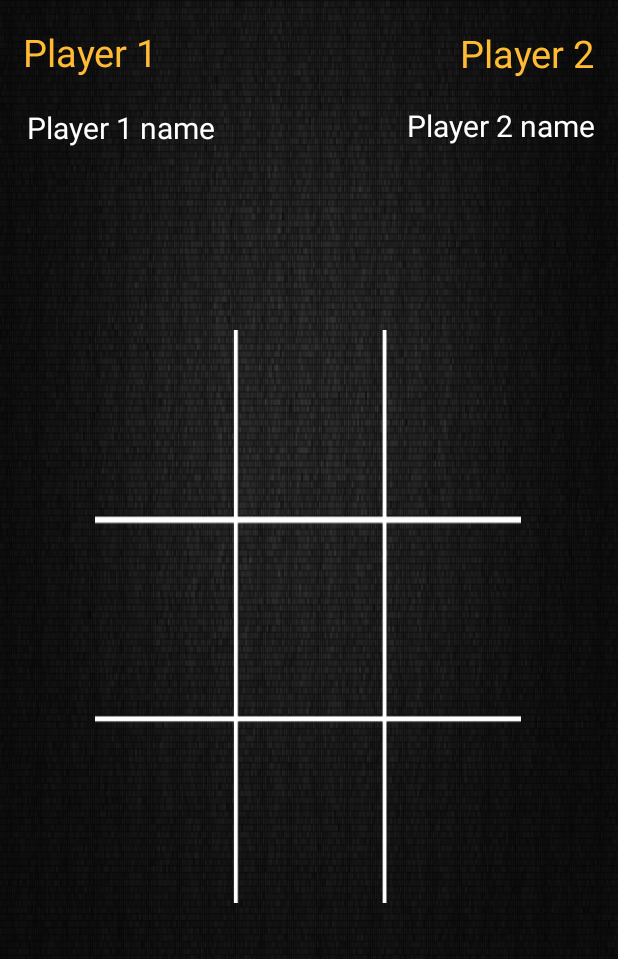
After one commit to aashish2604/TicTacToe, an Android app: the layout activity_online_game.xml on its own in the app's theme, with its tools: preview values and no code run, on a phone screen of 412 x 824 dp. The commit adds this screen. Shown: the top 959 px of the screen. Run offline under Robolectric (Android 15) with nearby library versions, the phone set to English and light mode, and no system bars.

Commit message:
Did as much progress as possible

```diff
--- a/app/src/main/AndroidManifest.xml
+++ b/app/src/main/AndroidManifest.xml
@@ -13,7 +13,8 @@
         android:roundIcon="@mipmap/ic_launcher_round"
         android:supportsRtl="true"
         android:theme="@style/Theme.TicTacToe">
-        <activity android:name=".Game"></activity>
+        <activity android:name=".OnlineGame"></activity>
+        <activity android:name=".Game" />
         <activity android:name=".SetupActivity" />
         <activity android:name=".NewBlogPost" />
         <activity
--- a/app/src/main/java/com/example/tictactoe/AdapterFrag1.java
+++ b/app/src/main/java/com/example/tictactoe/AdapterFrag1.java
@@ -70,11 +70,6 @@ public class AdapterFrag1 extends FirebaseRecyclerAdapter<ModelFrag1,AdapterFrag
 
                     v.getContext().startActivity(new Intent(v.getContext(),Game.class));
 
-
-                    DatabaseReference myRef;
-                    myRef = FirebaseDatabase.getInstance().getReference().child("Requests");
-                    myRef.child(currentUid).getRef().removeValue();
-
                 }
             });
 
--- /dev/null
+++ b/app/src/main/res/layout/activity_online_game.xml
@@ -0,0 +1,240 @@
+<?xml version="1.0" encoding="utf-8"?>
+<androidx.constraintlayout.widget.ConstraintLayout xmlns:android="http://schemas.android.com/apk/res/android"
+    xmlns:app="http://schemas.android.com/apk/res-auto"
+    xmlns:tools="http://schemas.android.com/tools"
+    android:layout_width="match_parent"
+    android:layout_height="match_parent"
+    android:background="@drawable/gamebackground"
+    tools:context=".Game">
+
+    <TableLayout
+        android:id="@+id/game_table"
+        android:layout_width="284dp"
+        android:layout_height="382dp"
+        android:background="@drawable/tictactoeboard"
+        app:layout_constraintBottom_toBottomOf="parent"
+        app:layout_constraintEnd_toEndOf="parent"
+        app:layout_constraintHorizontal_bias="0.496"
+        app:layout_constraintStart_toStartOf="parent"
+        app:layout_constraintTop_toTopOf="parent"
+        app:layout_constraintVertical_bias="0.498">
+
+        <TableRow
+            android:layout_width="match_parent"
+            android:layout_height="match_parent"
+            android:layout_margin="3dp">
+
+            <ImageView
+                android:id="@+id/iv_11"
+                android:layout_margin="3dp"
+                android:layout_width="84dp"
+                android:layout_height="120dp"
+                android:onClick="GameBoardClick"
+                tools:ignore="OnClick" />
+
+            <ImageView
+                android:id="@+id/iv_12"
+                android:layout_margin="3dp"
+                android:layout_width="93dp"
+                android:layout_height="120dp"
+                android:onClick="GameBoardClick"
+                tools:ignore="OnClick" />
+
+            <ImageView
+                android:id="@+id/iv_13"
+                android:layout_margin="3dp"
+                android:layout_width="84dp"
+                android:layout_height="120dp"
+                android:onClick="GameBoardClick"
+                tools:ignore="OnClick" />
+
+        </TableRow>
+
+        <TableRow
+            android:layout_width="match_parent"
+            android:layout_height="match_parent" >
+
+            <ImageView
+                android:id="@+id/iv_21"
+                android:layout_margin="2dp"
+                android:layout_width="87dp"
+                android:layout_height="120dp"
+                android:onClick="GameBoardClick"
+                tools:ignore="OnClick" />
+
+            <ImageView
+                android:id="@+id/iv_22"
+                android:layout_width="97dp"
+                android:layout_height="126dp"
+                android:layout_margin="3dp"
+                android:onClick="GameBoardClick"
+                tools:ignore="OnClick" />
+
+            <ImageView
+                android:id="@+id/iv_23"
+                android:layout_margin="3dp"
+                android:layout_width="84dp"
+                android:layout_height="120dp"
+                android:onClick="GameBoardClick"
+                tools:ignore="OnClick" />
+
+        </TableRow>
+
+        <TableRow
+            android:layout_width="match_parent"
+            android:layout_height="match_parent" >
+
+            <ImageView
+                android:id="@+id/iv_31"
+                android:layout_width="84dp"
+                android:layout_height="108dp"
+                android:layout_margin="3dp"
+                android:onClick="GameBoardClick"
+                tools:ignore="OnClick" />
+
+            <ImageView
+                android:id="@+id/iv_32"
+                android:layout_margin="3dp"
+                android:layout_width="88dp"
+                android:layout_height="115dp"
+                android:onClick="GameBoardClick"
+                tools:ignore="OnClick" />
+
+            <ImageView
+                android:id="@+id/iv_33"
+                android:layout_width="84dp"
+                android:layout_height="108dp"
+                android:layout_margin="3dp"
+                android:onClick="GameBoardClick"
+                tools:ignore="OnClick" />
+
+        </TableRow>
+
+    </TableLayout>
+
+    <TextView
+        android:id="@+id/winner1_message"
+        android:layout_width="319dp"
+        android:layout_height="49dp"
+        android:gravity="center"
+        android:text="Player 1 is the winner"
+        android:textAlignment="center"
+        android:textColor="@android:color/holo_orange_light"
+        android:textSize="30dp"
+        android:visibility="invisible"
+        app:layout_constraintBottom_toBottomOf="parent"
+        app:layout_constraintEnd_toEndOf="parent"
+        app:layout_constraintStart_toStartOf="parent"
+        app:layout_constraintTop_toTopOf="parent"
+        app:layout_constraintVertical_bias="0.948" />
+
+    <TextView
+        android:id="@+id/winner2_message"
+        android:layout_width="319dp"
+        android:layout_height="49dp"
+        android:gravity="center"
+        android:text="Player 2 is the winner"
+        android:textAlignment="center"
+        android:textColor="@android:color/holo_orange_light"
+        android:textSize="30dp"
+        android:visibility="invisible"
+        app:layout_constraintBottom_toBottomOf="parent"
+        app:layout_constraintEnd_toEndOf="parent"
+        app:layout_constraintStart_toStartOf="parent"
+        app:layout_constraintTop_toTopOf="parent"
+        app:layout_constraintVertical_bias="0.948" />
+
+    <TextView
+        android:id="@+id/draw_message"
+        android:layout_width="319dp"
+        android:layout_height="49dp"
+        android:gravity="center"
+        android:text="It is a Draw"
+        android:textAlignment="center"
+        android:textColor="@android:color/holo_orange_light"
+        android:textSize="30dp"
+        android:visibility="invisible"
+        app:layout_constraintBottom_toBottomOf="parent"
+        app:layout_constraintEnd_toEndOf="parent"
+        app:layout_constraintStart_toStartOf="parent"
+        app:layout_constraintTop_toTopOf="parent"
+        app:layout_constraintVertical_bias="0.948" />
+
+    <Button
+        android:id="@+id/exit"
+        android:layout_width="wrap_content"
+        android:layout_height="wrap_content"
+        android:layout_marginStart="161dp"
+        android:layout_marginTop="22dp"
+        android:layout_marginEnd="157dp"
+        android:layout_marginBottom="21dp"
+        android:text="Exit"
+        android:backgroundTint="@android:color/holo_orange_light"
+        android:textColor="@color/black"
+        android:visibility="invisible"
+        android:clickable="false"
+        app:layout_constraintBottom_toTopOf="@+id/winner1_message"
+        app:layout_constraintEnd_toEndOf="parent"
+        app:layout_constraintStart_toStartOf="parent"
+        app:layout_constraintTop_toBottomOf="@+id/game_table" />
+
+    <TextView
+        android:id="@+id/player_1"
+        android:layout_width="114dp"
+        android:layout_height="37dp"
+        android:text="Player 1"
+        android:textColor="@android:color/holo_orange_light"
+        android:textSize="25dp"
+        app:layout_constraintBottom_toBottomOf="parent"
+        app:layout_constraintEnd_toEndOf="parent"
+        app:layout_constraintHorizontal_bias="0.052"
+        app:layout_constraintStart_toStartOf="parent"
+        app:layout_constraintTop_toTopOf="parent"
+        app:layout_constraintVertical_bias="0.022" />
+
+    <TextView
+        android:id="@+id/player_2"
+        android:layout_width="114dp"
+        android:layout_height="37dp"
+        android:text="Player 2"
+        android:textColor="@android:color/holo_orange_light"
+        android:textSize="25dp"
+        android:textAlignment="textEnd"
+        app:layout_constraintBottom_toBottomOf="parent"
+        app:layout_constraintEnd_toEndOf="parent"
+        app:layout_constraintHorizontal_bias="0.946"
+        app:layout_constraintStart_toStartOf="parent"
+        app:layout_constraintTop_toTopOf="parent"
+        app:layout_constraintVertical_bias="0.023" />
+
+    <TextView
+        android:id="@+id/player_1_name"
+        android:layout_width="151dp"
+        android:layout_height="65dp"
+        android:text="Player 1 name"
+        android:textColor="@color/white"
+        android:textSize="20dp"
+        app:layout_constraintBottom_toBottomOf="parent"
+        app:layout_constraintEnd_toEndOf="parent"
+        app:layout_constraintHorizontal_bias="0.068"
+        app:layout_constraintStart_toStartOf="parent"
+        app:layout_constraintTop_toTopOf="parent"
+        app:layout_constraintVertical_bias="0.094" />
+
+    <TextView
+        android:id="@+id/player_2_name"
+        android:layout_width="189dp"
+        android:layout_height="65dp"
+        android:text="Player 2 name"
+        android:textAlignment="textEnd"
+        android:textColor="@color/white"
+        android:textSize="20dp"
+        app:layout_constraintBottom_toBottomOf="parent"
+        app:layout_constraintEnd_toEndOf="parent"
+        app:layout_constraintHorizontal_bias="0.927"
+        app:layout_constraintStart_toStartOf="parent"
+        app:layout_constraintTop_toTopOf="parent"
+        app:layout_constraintVertical_bias="0.092" />
+
+
+</androidx.constraintlayout.widget.ConstraintLayout>
--- a/app/src/main/res/layout/all_post_layout.xml
+++ b/app/src/main/res/layout/all_post_layout.xml
@@ -71,7 +71,7 @@
                         android:id="@+id/post_time"
                         android:layout_width="wrap_content"
                         android:layout_height="wrap_content"
-                        android:text="Time"
+                        android:text="   Time"
                         android:textColor="@android:color/white"
                         android:textSize="13sp"
                         />
```
Also changed, not shown: app/src/main/java/com/example/tictactoe/Game.java (+51 -0 lines), app/src/main/java/com/example/tictactoe/OnlineGame.java (added, +348 -0 lines), app/src/main/java/com/example/tictactoe/adapter.java (+8 -6 lines).
